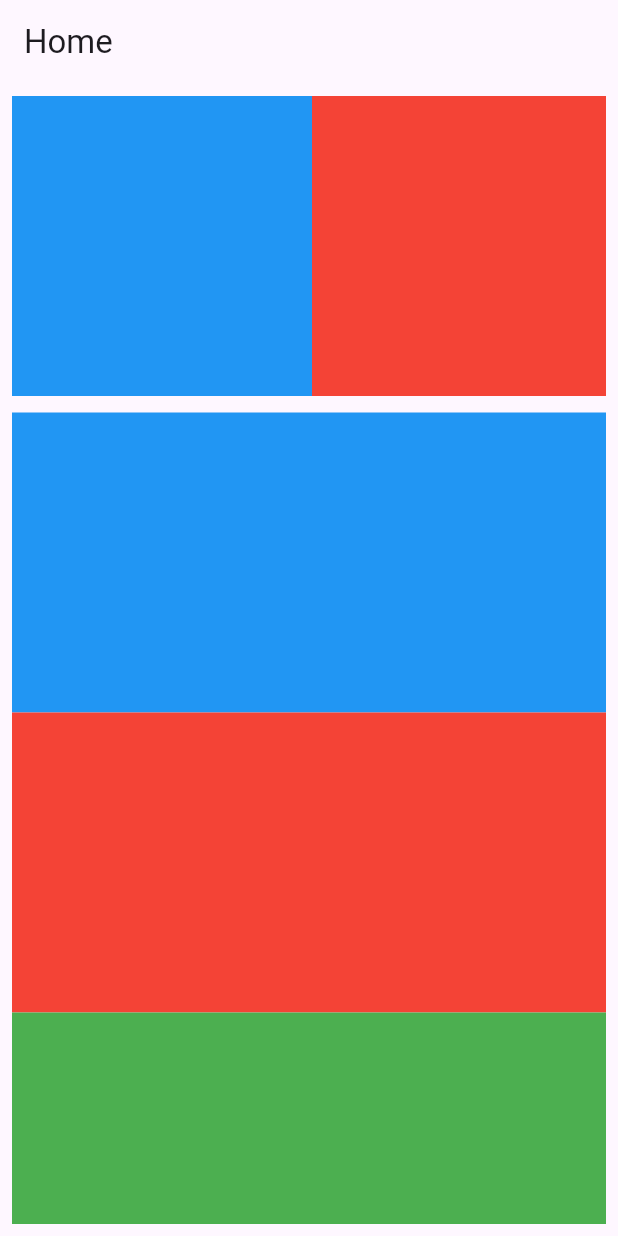
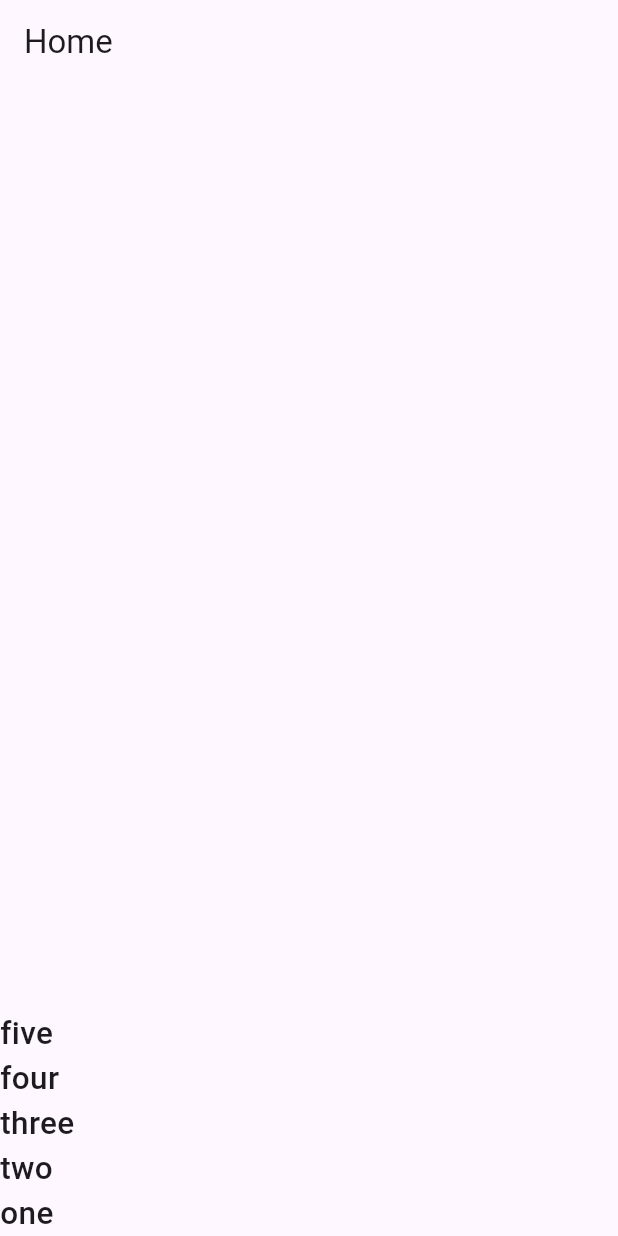
Before and after one commit to birbalkr/Flutter, a Flutter app: the screen it shows after launch, on a phone screen of 412 x 824 dp. Run offline on Flutter 3.47's test engine with Material 3 defaults, Android fonts, the phone set to English and light mode, and no system bars.

```diff
--- a/lib/main.dart
+++ b/lib/main.dart
@@ -37,36 +37,17 @@ class _MyHomePageState extends State<MyHomePage> {
         appBar: AppBar(
           title: Text("Home"),
         ),
-        body: Padding(
-          padding: const EdgeInsets.all(8.0),
-          child: SingleChildScrollView(
-            child: Column(
-              children: [
-                Padding(
-                  padding: const EdgeInsets.only(bottom: 11),
-                  child: SingleChildScrollView(
-                    scrollDirection: Axis.horizontal,
-                    child: Row(
-                      children: [
-                        Container(width: 200, height: 200, color: Colors.blue),
-                        Container(width: 200, height: 200, color: Colors.red),
-                        Container(width: 200, height: 200, color: Colors.green),
-                        Container(width: 200, height: 200, color: Colors.black),
-                        Container(width: 200, height: 200, color: Colors.orange),
-                        Container(width: 200, height: 200, color: Colors.yellow)
-                      ],
-                    ),
-                  ),
-                ),
-                Container(height: 200, color: Colors.blue),
-                Container(height: 200, color: Colors.red),
-                Container(height: 200, color: Colors.green),
-                Container(height: 200, color: Colors.black),
-                Container(height: 200, color: Colors.orange),
-                Container(height: 200, color: Colors.yellow)
-              ],
-            ),
-          ),
-        ));
+        body: ListView(
+          scrollDirection: Axis.vertical,
+          reverse: true,
+          children: [
+            Text("one",style: TextStyle(fontSize: 21, fontWeight: FontWeight.w500),),
+            Text("two",style: TextStyle(fontSize: 21, fontWeight: FontWeight.w500),),
+            Text("three",style: TextStyle(fontSize: 21, fontWeight: FontWeight.w500),),
+            Text("four",style: TextStyle(fontSize: 21, fontWeight: FontWeight.w500),),
+            Text("five",style: TextStyle(fontSize: 21, fontWeight: FontWeight.w500),),
+          ],
+        )
+               );
   }
 }
```
